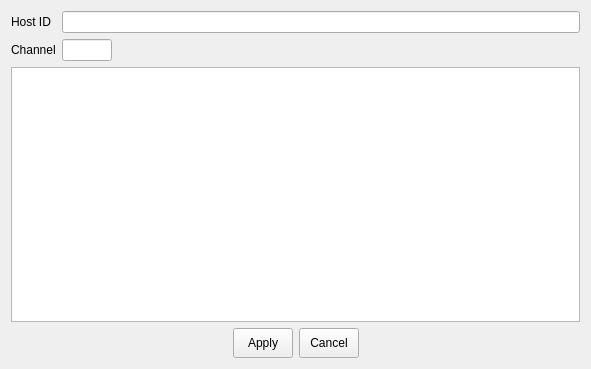
linkingvision/rapidvms, file veapp/setting/vsclicense.ui: the form before one commit.
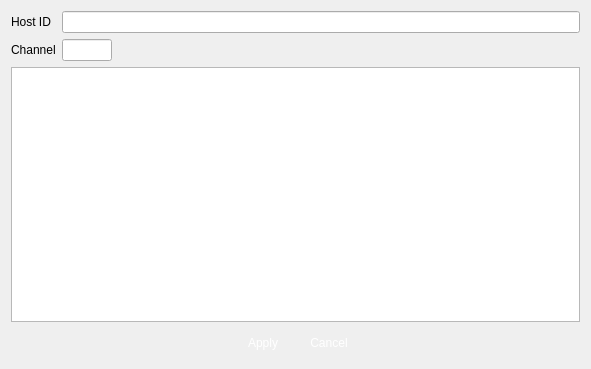
The form after the commit. Icons and pictures are not drawn.

```diff
--- a/veapp/setting/vsclicense.ui
+++ b/veapp/setting/vsclicense.ui
@@ -95,6 +95,17 @@
          <height>30</height>
         </size>
        </property>
+       <property name="styleSheet">
+        <string notr="true">QPushButton { 
+border:none;
+color:white;
+background-image: url(:/action/resources/button.png);}
+QPushButton:hover {
+	background-image: url(:/action/resources/buttonpress.png);}
+QPushButton:pressed {
+	background-image: url(:/action/resources/buttonpress.png);}
+</string>
+       </property>
        <property name="text">
         <string>Apply</string>
        </property>
@@ -120,6 +131,17 @@
          <height>30</height>
         </size>
        </property>
+       <property name="styleSheet">
+        <string notr="true">QPushButton { 
+border:none;
+color:white;
+background-image: url(:/action/resources/button.png);}
+QPushButton:hover {
+	background-image: url(:/action/resources/buttonpress.png);}
+QPushButton:pressed {
+	background-image: url(:/action/resources/buttonpress.png);}
+</string>
+       </property>
        <property name="text">
         <string>Cancel</string>
        </property>
```
Left out of the diff: 2 changed lines with no effect on the pictures.
